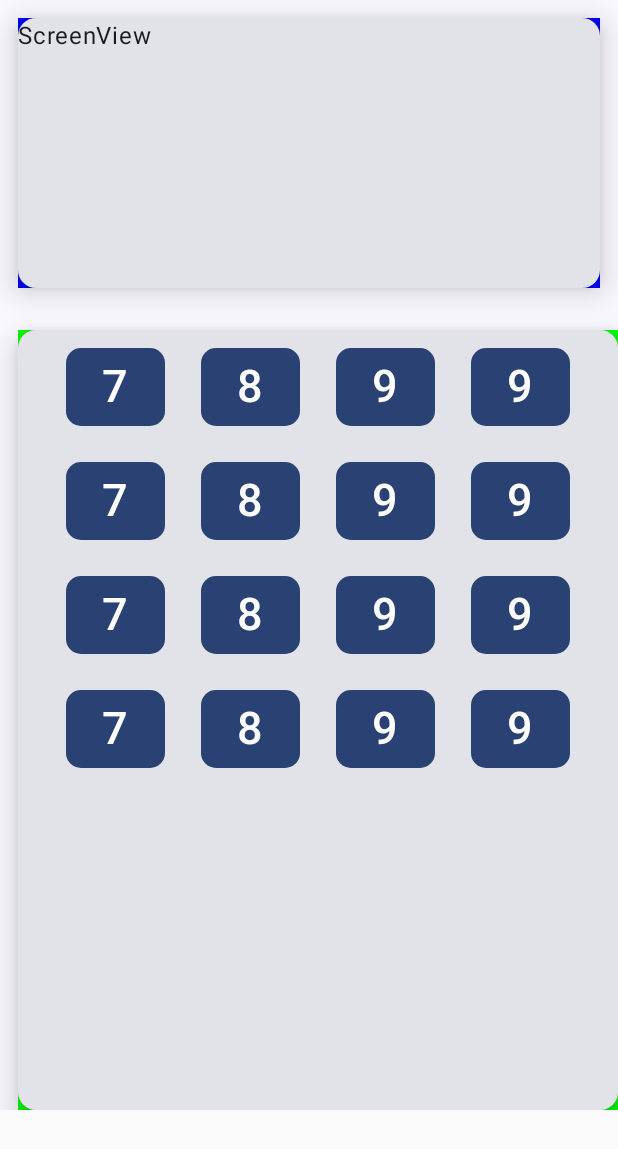
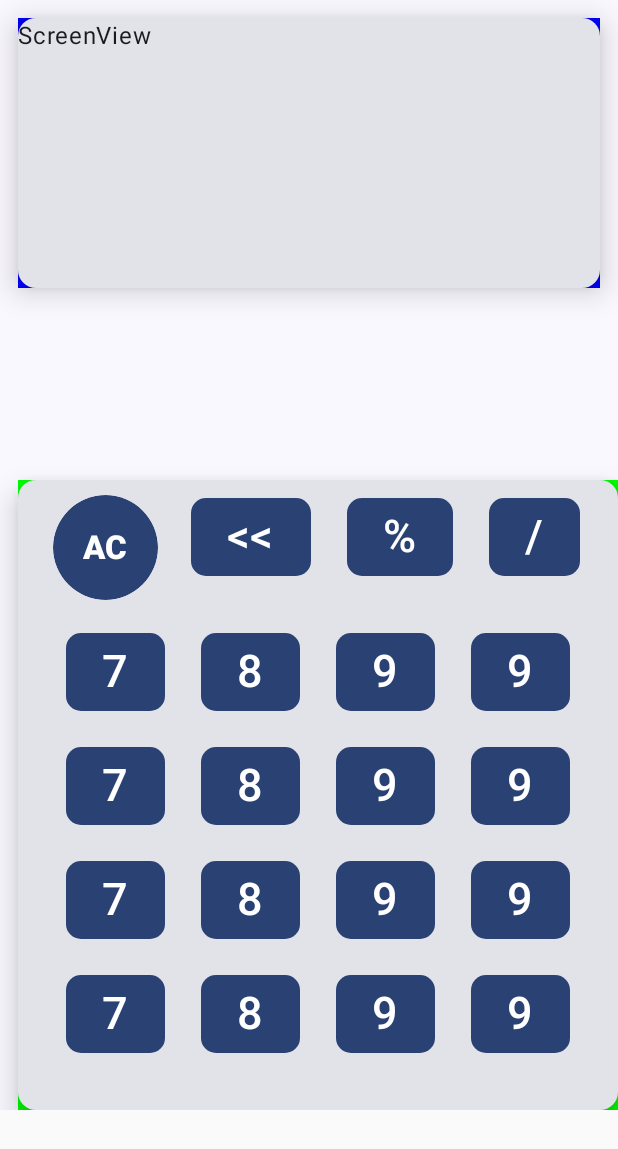
Before and after one commit to gnsgns6/CalcNow, an Android app built with Jetpack Compose: the screen it shows after launch (MainActivity), on a phone screen of 412 x 824 dp. Shown: the top 1149 px of the screen. Run offline under Robolectric (Android 15) with nearby library versions, the phone set to English and light mode, and no system bars.

Commit message:
Amend Buttons

```diff
--- a/app/src/main/java/com/geniusback/calcnow/MainActivity.kt
+++ b/app/src/main/java/com/geniusback/calcnow/MainActivity.kt
@@ -8,7 +8,10 @@ import androidx.compose.foundation.background
 import androidx.compose.foundation.horizontalScroll
 import androidx.compose.foundation.layout.Arrangement
 import androidx.compose.foundation.layout.Column
+import androidx.compose.foundation.layout.PaddingValues
 import androidx.compose.foundation.layout.Row
+import androidx.compose.foundation.layout.defaultMinSize
+import androidx.compose.foundation.layout.fillMaxHeight
 import androidx.compose.foundation.layout.fillMaxSize
 import androidx.compose.foundation.layout.fillMaxWidth
 import androidx.compose.foundation.layout.padding
@@ -26,9 +29,12 @@ import androidx.compose.material3.Shapes
 import androidx.compose.material3.Surface
 import androidx.compose.material3.Text
 import androidx.compose.runtime.Composable
+import androidx.compose.ui.Alignment
 import androidx.compose.ui.Modifier
+import androidx.compose.ui.draw.clip
 import androidx.compose.ui.graphics.Color
 import androidx.compose.ui.graphics.RectangleShape
+import androidx.compose.ui.text.font.FontWeight
 import androidx.compose.ui.text.style.TextAlign
 import androidx.compose.ui.tooling.preview.Preview
 import androidx.compose.ui.unit.TextUnit
@@ -36,11 +42,9 @@ import androidx.compose.ui.unit.dp
 import androidx.compose.ui.unit.sp
 import com.geniusback.calcnow.ui.theme.CalcNowTheme
 
-class MainActivity : ComponentActivity()
-{
+class MainActivity : ComponentActivity() {
 
-    override fun onCreate(savedInstanceState: Bundle?)
-    {
+    override fun onCreate(savedInstanceState: Bundle?) {
 
         super.onCreate(savedInstanceState)
         setContent {
@@ -65,101 +69,175 @@ class MainActivity : ComponentActivity()
 
 
 @Composable
-fun CalcView(name2:String){
+fun CalcView(name2: String) {
     Text(
-        text="Hello $name2"
+        text = "Hello $name2"
     )
 }
+
 @Composable
-fun ScreenView(){
+fun ScreenView() {
     Card(
         modifier = Modifier
             .padding(12.dp)
             .background(color = Color.Blue)
             .size(height = 180.dp, width = 220.dp),
-        elevation= CardDefaults.cardElevation(defaultElevation = 12.dp))
+        elevation = CardDefaults.cardElevation(defaultElevation = 12.dp)
+    )
     { Text(text = "ScreenView") }
 }
+
 @Composable
-fun KeyView(){
+fun KeyView() {
     Card(
         modifier = Modifier
-            .padding(12.dp, top = 220.dp)
+            .padding(12.dp, top = 320.dp)
             .background(color = Color.Green)
-            .size(height = 520.dp, width = 220.dp),
-        elevation= CardDefaults.cardElevation(defaultElevation = 12.dp))
+            .size(height = 420.dp, width = 220.dp)
+            .fillMaxSize(),
+        elevation = CardDefaults.cardElevation(defaultElevation = 12.dp)
+    )
     {
-        Row (
-            horizontalArrangement = Arrangement.Center,
-            modifier = Modifier
-                .fillMaxWidth()
-        ){
-            Button(onClick = { /*TODO*/ } ,modifier=Modifier
-                    .padding(12.dp), shape = RoundedCornerShape(10.dp))
-            { Text(text = "7" , fontSize= 30.sp) }
-            Button(onClick = { /*TODO*/ }, modifier = Modifier
-                .padding(12.dp), shape = RoundedCornerShape(10.dp))
-            { Text(text = "8", fontSize= 30.sp) }
-            Button(onClick = { /*TODO*/ }, modifier = Modifier
-                .padding(12.dp), shape = RoundedCornerShape(10.dp))
-            { Text(text = "9", fontSize= 30.sp) }
-            Button(onClick = { /*TODO*/ }, modifier = Modifier
-                .padding(12.dp), shape = RoundedCornerShape(10.dp))
-            { Text(text = "9", fontSize= 30.sp) }
-        }
-        Row (
+        Column {
+            Row(
                 horizontalArrangement = Arrangement.Center,
                 modifier = Modifier
                     .fillMaxWidth()
             ) {
-            Button(onClick = { /*TODO*/ } ,modifier=Modifier
-                .padding(12.dp), shape = RoundedCornerShape(10.dp))
-            { Text(text = "7" , fontSize= 30.sp) }
-            Button(onClick = { /*TODO*/ }, modifier = Modifier
-                .padding(12.dp), shape = RoundedCornerShape(10.dp))
-            { Text(text = "8", fontSize= 30.sp) }
-            Button(onClick = { /*TODO*/ }, modifier = Modifier
-                .padding(12.dp), shape = RoundedCornerShape(10.dp))
-            { Text(text = "9", fontSize= 30.sp) }
-            Button(onClick = { /*TODO*/ }, modifier = Modifier
-                .padding(12.dp), shape = RoundedCornerShape(10.dp))
-            { Text(text = "9", fontSize= 30.sp) }
+                Button(
+                    onClick = { /*TODO*/ },
+                    contentPadding = PaddingValues(0.dp),
+                    modifier = Modifier
+                        .padding(10.dp)
+                        .size(70.dp)
+                        .clip(CircleShape)
+                )
+                {
+                    Text(
+                        text = "AC", fontSize = 22.sp, fontWeight = FontWeight.ExtraBold,
+                        softWrap = false
+                    )
                 }
-        Row (
+                Button(
+                    onClick = { /*TODO*/ }, modifier = Modifier
+                        .padding(12.dp), shape = RoundedCornerShape(10.dp)
+                )
+                { Text(text = "<<", fontSize = 30.sp) }
+                Button(
+                    onClick = { /*TODO*/ }, modifier = Modifier
+                        .padding(12.dp), shape = RoundedCornerShape(10.dp)
+                )
+                { Text(text = "%", fontSize = 30.sp) }
+                Button(
+                    onClick = { /*TODO*/ }, modifier = Modifier
+                        .padding(12.dp), shape = RoundedCornerShape(10.dp)
+                )
+                { Text(text = "/", fontSize = 30.sp) }
+            }
+            Row(
                 horizontalArrangement = Arrangement.Center,
                 modifier = Modifier
                     .fillMaxWidth()
-        ){
-            Button(onClick = { /*TODO*/ } ,modifier=Modifier
-                .padding(12.dp), shape = RoundedCornerShape(10.dp))
-            { Text(text = "7" , fontSize= 30.sp) }
-            Button(onClick = { /*TODO*/ }, modifier = Modifier
-                .padding(12.dp), shape = RoundedCornerShape(10.dp))
-            { Text(text = "8", fontSize= 30.sp) }
-            Button(onClick = { /*TODO*/ }, modifier = Modifier
-                .padding(12.dp), shape = RoundedCornerShape(10.dp))
-            { Text(text = "9", fontSize= 30.sp) }
-            Button(onClick = { /*TODO*/ }, modifier = Modifier
-                .padding(12.dp), shape = RoundedCornerShape(10.dp))
-            { Text(text = "9", fontSize= 30.sp) }
+            ) {
+                Button(
+                    onClick = { /*TODO*/ }, modifier = Modifier
+                        .padding(12.dp), shape = RoundedCornerShape(10.dp)
+                )
+                { Text(text = "7", fontSize = 30.sp) }
+                Button(
+                    onClick = { /*TODO*/ }, modifier = Modifier
+                        .padding(12.dp), shape = RoundedCornerShape(10.dp)
+                )
+                { Text(text = "8", fontSize = 30.sp) }
+                Button(
+                    onClick = { /*TODO*/ }, modifier = Modifier
+                        .padding(12.dp), shape = RoundedCornerShape(10.dp)
+                )
+                { Text(text = "9", fontSize = 30.sp) }
+                Button(
+                    onClick = { /*TODO*/ }, modifier = Modifier
+                        .padding(12.dp), shape = RoundedCornerShape(10.dp)
+                )
+                { Text(text = "9", fontSize = 30.sp) }
             }
-        Row (
+            Row(
                 horizontalArrangement = Arrangement.Center,
                 modifier = Modifier
                     .fillMaxWidth()
-        ){
-            Button(onClick = { /*TODO*/ } ,modifier=Modifier
-                .padding(12.dp), shape = RoundedCornerShape(10.dp))
-            { Text(text = "7" , fontSize= 30.sp) }
-            Button(onClick = { /*TODO*/ }, modifier = Modifier
-                .padding(12.dp), shape = RoundedCornerShape(10.dp))
-            { Text(text = "8", fontSize= 30.sp) }
-            Button(onClick = { /*TODO*/ }, modifier = Modifier
-                .padding(12.dp), shape = RoundedCornerShape(10.dp))
-            { Text(text = "9", fontSize= 30.sp) }
-            Button(onClick = { /*TODO*/ }, modifier = Modifier
-                .padding(12.dp), shape = RoundedCornerShape(10.dp))
-            { Text(text = "9", fontSize= 30.sp) }
+            ) {
+                Button(
+                    onClick = { /*TODO*/ }, modifier = Modifier
+                        .padding(12.dp), shape = RoundedCornerShape(10.dp)
+                )
+                { Text(text = "7", fontSize = 30.sp) }
+                Button(
+                    onClick = { /*TODO*/ }, modifier = Modifier
+                        .padding(12.dp), shape = RoundedCornerShape(10.dp)
+                )
+                { Text(text = "8", fontSize = 30.sp) }
+                Button(
+                    onClick = { /*TODO*/ }, modifier = Modifier
+                        .padding(12.dp), shape = RoundedCornerShape(10.dp)
+                )
+                { Text(text = "9", fontSize = 30.sp) }
+                Button(
+                    onClick = { /*TODO*/ }, modifier = Modifier
+                        .padding(12.dp), shape = RoundedCornerShape(10.dp)
+                )
+                { Text(text = "9", fontSize = 30.sp) }
+            }
+            Row(
+                horizontalArrangement = Arrangement.Center,
+                modifier = Modifier
+                    .fillMaxWidth()
+            ) {
+                Button(
+                    onClick = { /*TODO*/ }, modifier = Modifier
+                        .padding(12.dp), shape = RoundedCornerShape(10.dp)
+                )
+                { Text(text = "7", fontSize = 30.sp) }
+                Button(
+                    onClick = { /*TODO*/ }, modifier = Modifier
+                        .padding(12.dp), shape = RoundedCornerShape(10.dp)
+                )
+                { Text(text = "8", fontSize = 30.sp) }
+                Button(
+                    onClick = { /*TODO*/ }, modifier = Modifier
+                        .padding(12.dp), shape = RoundedCornerShape(10.dp)
+                )
+                { Text(text = "9", fontSize = 30.sp) }
+                Button(
+                    onClick = { /*TODO*/ }, modifier = Modifier
+                        .padding(12.dp), shape = RoundedCornerShape(10.dp)
+                )
+                { Text(text = "9", fontSize = 30.sp) }
+            }
+            Row(
+                horizontalArrangement = Arrangement.Center,
+                modifier = Modifier
+                    .fillMaxWidth()
+            ) {
+                Button(
+                    onClick = { /*TODO*/ }, modifier = Modifier
+                        .padding(12.dp), shape = RoundedCornerShape(10.dp)
+                )
+                { Text(text = "7", fontSize = 30.sp) }
+                Button(
+                    onClick = { /*TODO*/ }, modifier = Modifier
+                        .padding(12.dp), shape = RoundedCornerShape(10.dp)
+                )
+                { Text(text = "8", fontSize = 30.sp) }
+                Button(
+                    onClick = { /*TODO*/ }, modifier = Modifier
+                        .padding(12.dp), shape = RoundedCornerShape(10.dp)
+                )
+                { Text(text = "9", fontSize = 30.sp) }
+                Button(
+                    onClick = { /*TODO*/ }, modifier = Modifier
+                        .padding(12.dp), shape = RoundedCornerShape(10.dp)
+                )
+                { Text(text = "9", fontSize = 30.sp) }
+            }
         }
     }
 }
```
Lines whose indentation alone changed are shown as unchanged.
